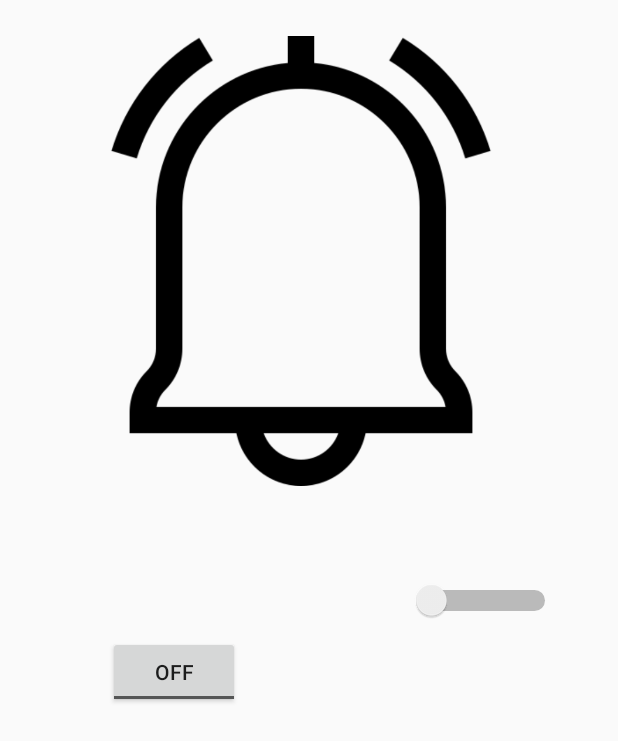
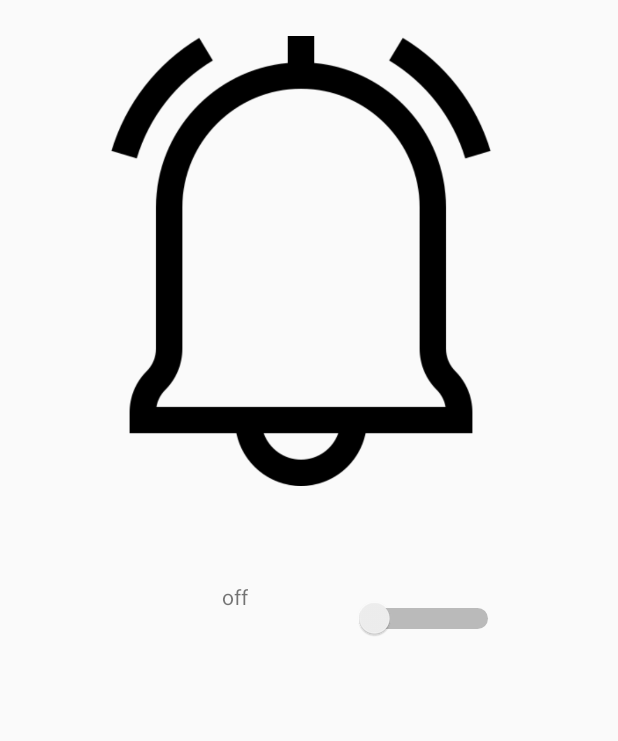
Before and after one commit to kimhm0728/WaterReminder, an Android app: the SetActivity screen opened directly, with no data from a screen before it, on a phone screen of 412 x 824 dp. Shown: the top 741 px of the screen. Run offline under Robolectric (Android 15) with nearby library versions, the phone set to English and light mode, and no system bars.

Commit message:
style: SetActivity 디자인 수정

```diff
--- a/app/src/main/java/com/example/WaterCollect/SetActivity.java
+++ b/app/src/main/java/com/example/WaterCollect/SetActivity.java
@@ -1,72 +1,65 @@
 package com.example.WaterCollect;
 
 import android.app.AlarmManager;
-import android.app.NotificationManager;
 import android.app.PendingIntent;
 import android.content.ComponentName;
 import android.content.Context;
 import android.content.Intent;
-import android.content.SharedPreferences;
 import android.content.pm.PackageManager;
 import android.os.Build;
 import android.os.Bundle;
-import android.preference.PreferenceManager;
 import android.widget.CompoundButton;
 import android.widget.ImageView;
 import android.widget.Switch;
+import android.widget.TextView;
 import android.widget.Toast;
-import android.widget.ToggleButton;
+
 import androidx.appcompat.app.AppCompatActivity;
 
-import java.text.SimpleDateFormat;
 import java.util.Calendar;
-import java.util.Date;
-import java.util.GregorianCalendar;
-import java.util.Locale;
 
 
 public class SetActivity extends AppCompatActivity {
 
-    ImageView imageView;
-    ToggleButton toggleButton;
-    Switch aSwitch;
+    private ImageView alarmImage;
+    private TextView alarmText;
+    private Switch alarmSwitch;
 
+    private PackageManager pm;
+    private ComponentName receiver;
+    private Intent alarmIntent;
+    private PendingIntent pendingIntent;
+    private AlarmManager alarmManager;
 
     @Override
     protected void onCreate(Bundle savedInstanceState) {
         super.onCreate(savedInstanceState);
         setContentView(R.layout.activity_set);
 
-        PackageManager pm = this.getPackageManager();
-        ComponentName receiver = new ComponentName(this, DeviceBootReceiver.class);
-        Intent alarmIntent = new Intent(this, AlarmReceiver.class);
-        PendingIntent pendingIntent = PendingIntent.getBroadcast(this, 0, alarmIntent, 0);
-        AlarmManager alarmManager = (AlarmManager) getSystemService(Context.ALARM_SERVICE);
+        pm = this.getPackageManager();
+        receiver = new ComponentName(this, DeviceBootReceiver.class);
+        alarmIntent = new Intent(this, AlarmReceiver.class);
+        pendingIntent = PendingIntent.getBroadcast(this, 0, alarmIntent, 0);
+        alarmManager = (AlarmManager) getSystemService(Context.ALARM_SERVICE);
 
-        imageView = (ImageView) findViewById(R.id.imageView);
-//        imageView = new ImageView(this);
+        alarmImage = (ImageView) findViewById(R.id.imageView);
+        alarmText = (TextView) findViewById(R.id.alarmText);
+        alarmSwitch = (Switch) findViewById(R.id.alarmSwitch);
 
-        toggleButton = (ToggleButton) findViewById(R.id.toggleButton);
-        aSwitch = (Switch) findViewById(R.id.aSwitch);
-
-        //토글버튼 클릭
-        toggleButton.setOnCheckedChangeListener(new CompoundButton.OnCheckedChangeListener() {
+        //스위치 클릭 이벤트
+        alarmSwitch.setOnCheckedChangeListener(new CompoundButton.OnCheckedChangeListener() {
             @Override
             public void onCheckedChanged(CompoundButton buttonView, boolean isChecked) {
-
                 if (isChecked == true) {
-                    Toast.makeText(SetActivity.this, "토글클릭-ON", Toast.LENGTH_SHORT).show();
-                    //이미지를 교체
-                    imageView.setImageResource(R.drawable.on);
-                    //스위치를 on
-                    aSwitch.setChecked(true);
-
+                    Toast.makeText(SetActivity.this, "알림이 설정되었습니다.", Toast.LENGTH_SHORT).show();
+                    alarmImage.setImageResource(R.drawable.on);
+                    alarmText.setText("on");
 
                     // 현재 지정된 시간으로 알람 시간 설정
                     Calendar calendar = Calendar.getInstance();
                     calendar.setTimeInMillis(System.currentTimeMillis());
-                    calendar.set(Calendar.HOUR_OF_DAY, 20);
-                    calendar.set(Calendar.MINUTE, 21);
+                    calendar.set(Calendar.HOUR_OF_DAY, 18);
+                    calendar.set(Calendar.MINUTE, 0);
                     calendar.set(Calendar.SECOND, 0);
 
                     // 이미 지난 시간을 지정했다면 다음날 같은 시간으로 설정
@@ -74,16 +67,15 @@ public class SetActivity extends AppCompatActivity {
                         calendar.add(Calendar.DATE, 1);
                     }
 
-
                     diaryNotification(calendar);
 
                 } else {
-                    Toast.makeText(SetActivity.this, "토글클릭-OFF", Toast.LENGTH_SHORT).show();
-                    //이미지를 교체
-                    imageView.setImageResource(R.drawable.off);
-                    //스위치를 Off
-                    aSwitch.setChecked(false);
+                    Toast.makeText(SetActivity.this, "알림이 해제되었습니다.", Toast.LENGTH_SHORT).show();
 
+                    alarmImage.setImageResource(R.drawable.off);
+                    alarmText.setText("off");
+
+                    // 모든 알림 삭제
                     if (PendingIntent.getBroadcast(SetActivity.this, 0, alarmIntent, 0) != null && alarmManager != null) {
                         alarmManager.cancel(pendingIntent);
                         //Toast.makeText(this,"Notifications were disabled",Toast.LENGTH_SHORT).show();
@@ -92,28 +84,6 @@ public class SetActivity extends AppCompatActivity {
                             PackageManager.COMPONENT_ENABLED_STATE_DISABLED,
                             PackageManager.DONT_KILL_APP);
                 }
-
-            }
-
-        });
-
-        //스위치 클릭
-        aSwitch.setOnCheckedChangeListener(new CompoundButton.OnCheckedChangeListener() {
-            NotificationManager notificationManager = (NotificationManager) getSystemService(Context.NOTIFICATION_SERVICE);
-
-            @Override
-            public void onCheckedChanged(CompoundButton buttonView, boolean isChecked) {
-                if (isChecked == true) {
-                    Toast.makeText(SetActivity.this, "스위치-ON", Toast.LENGTH_SHORT).show();
-                    imageView.setImageResource(R.drawable.on);
-                    toggleButton.setChecked(true);
-
-                } else {
-                    Toast.makeText(SetActivity.this, "스위치-OFF", Toast.LENGTH_SHORT).show();
-                    imageView.setImageResource(R.drawable.off);
-                    toggleButton.setChecked(false);
-
-                }
             }
         });
 
@@ -121,18 +91,6 @@ public class SetActivity extends AppCompatActivity {
 
     // 매일 특정 시간에 알림
     void diaryNotification(Calendar calendar) {
-        //PreferenceManager.setDefaultValues(this, R.xml.preferences, false);
-        //SharedPreferences sharedPref = PreferenceManager.getDefaultSharedPreference(this);
-        //Boolean dailyNotify = sharedPref.getBoolean(SetActivity.KEY_PREF_DAILY_NOTIFICATION, true);
-
-
-        PackageManager pm = this.getPackageManager();
-        ComponentName receiver = new ComponentName(this, DeviceBootReceiver.class);
-        Intent alarmIntent = new Intent(this, AlarmReceiver.class);
-        PendingIntent pendingIntent = PendingIntent.getBroadcast(this, 0, alarmIntent, 0);
-        AlarmManager alarmManager = (AlarmManager) getSystemService(Context.ALARM_SERVICE);
-
-
 
         if (alarmManager != null) {
 
@@ -149,9 +107,6 @@ public class SetActivity extends AppCompatActivity {
                 PackageManager.COMPONENT_ENABLED_STATE_ENABLED,
                 PackageManager.DONT_KILL_APP);
 
+    }
 
 }
-
-
-
-}
--- a/app/src/main/res/layout/activity_set.xml
+++ b/app/src/main/res/layout/activity_set.xml
@@ -8,32 +8,18 @@
 
 
     <Switch
-        android:id="@+id/aSwitch"
+        android:id="@+id/alarmSwitch"
         android:layout_width="wrap_content"
         android:layout_height="wrap_content"
         android:layout_marginLeft="236dp"
-        android:layout_marginTop="376dp"
+        android:layout_marginTop="388dp"
         android:minHeight="48dp"
         android:switchMinWidth="100dp"
         android:switchPadding="200dp"
+        app:layout_constraintHorizontal_bias="0.0"
         app:layout_constraintLeft_toLeftOf="parent"
         app:layout_constraintRight_toRightOf="parent"
         app:layout_constraintTop_toTopOf="parent" />
-
-    <ToggleButton
-        android:id="@+id/toggleButton"
-        android:layout_width="wrap_content"
-        android:layout_height="wrap_content"
-        android:layout_marginStart="72dp"
-        android:layout_marginTop="100dp"
-        android:minHeight="48dp"
-        android:textOff="off"
-        android:textOn="ON"
-        app:layout_constraintStart_toStartOf="parent"
-        app:layout_constraintTop_toBottomOf="@+id/imageView"
-        tools:ignore="MissingConstraints" />
-
-
 
     <ImageView
         android:id="@+id/imageView"
@@ -47,9 +33,15 @@
         app:layout_constraintTop_toTopOf="parent"
         app:srcCompat="@drawable/on"/>
 
-
-
-
-
+    <TextView
+        android:id="@+id/alarmText"
+        android:layout_width="0dp"
+        android:layout_height="39dp"
+        android:layout_marginStart="148dp"
+        android:minHeight="48dp"
+        android:text="off"
+        app:layout_constraintStart_toStartOf="parent"
+        app:layout_constraintTop_toTopOf="@+id/alarmSwitch"
+        tools:ignore="MissingConstraints" />
 
 </androidx.constraintlayout.widget.ConstraintLayout>
```
Also changed, not shown: app/src/main/res/drawable/off.png. Lines whose indentation alone changed are shown as unchanged.
